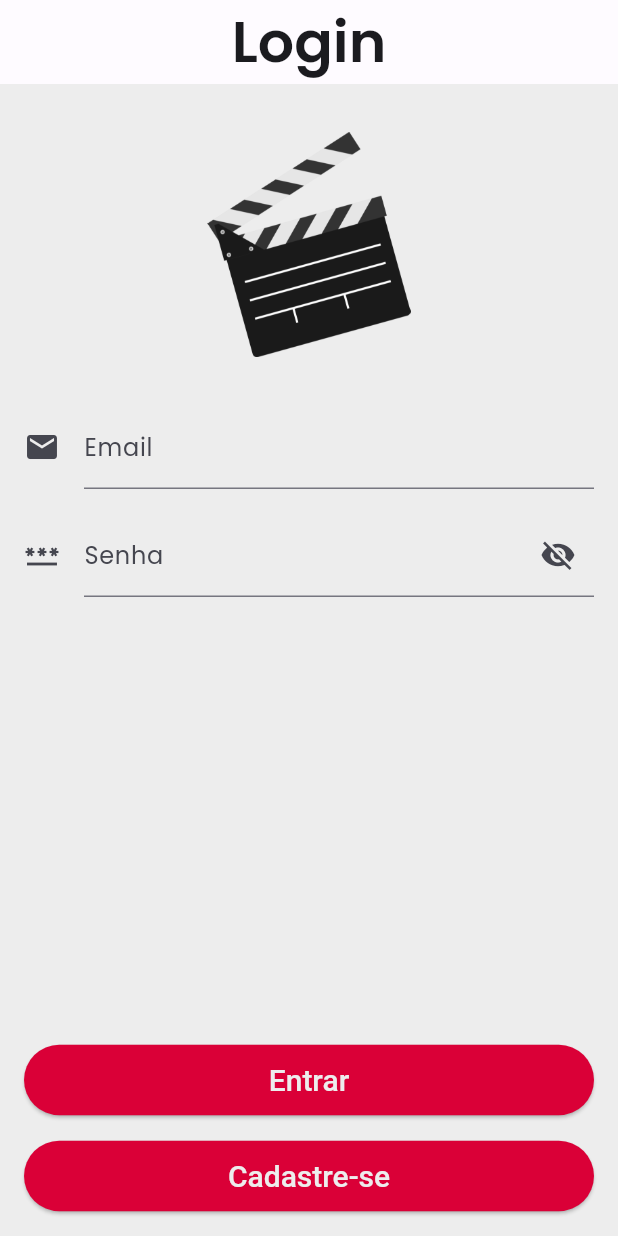
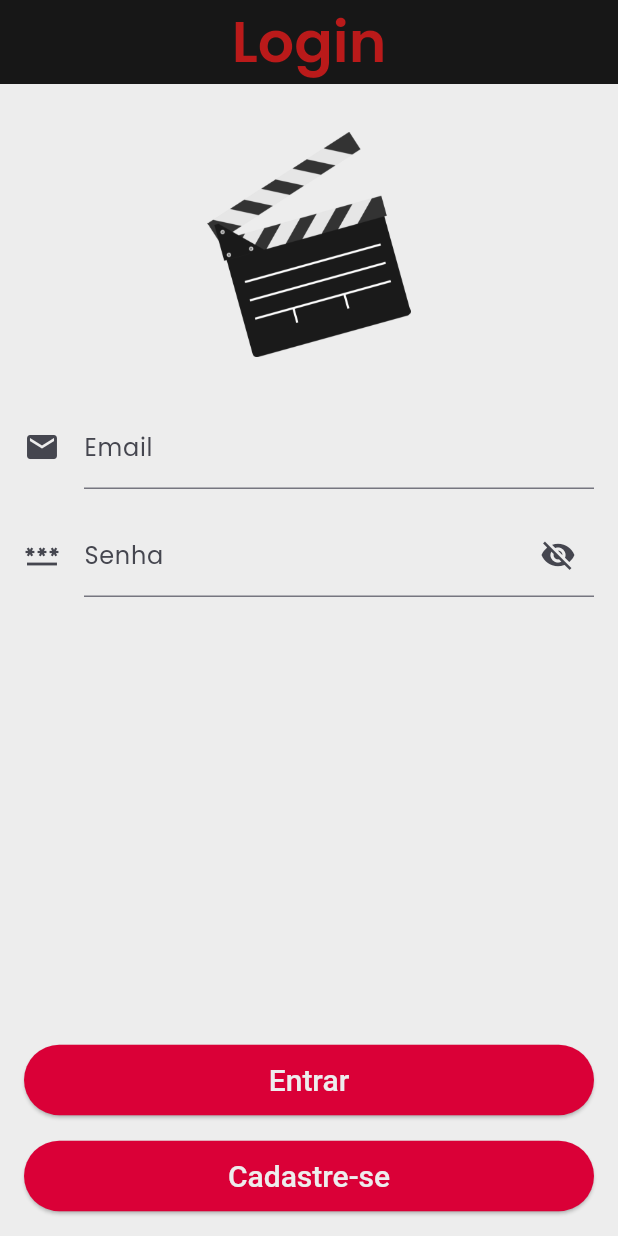
Before and after one commit to lucas-morais27/Avaliador-de-Filmes, a Flutter app: the screen it shows after launch, on a phone screen of 412 x 824 dp. Run offline on Flutter 3.47's test engine with Material 3 defaults, Android fonts, the phone set to English and light mode, and no system bars; our stand-ins replace cloud_firestore, firebase_auth, firebase_core, firebase_messaging, firebase_storage, flutter_local_notifications and 7 more; accounts and stored records are empty.

Commit message:
fix: corrigindo colorscheme (flutter 3.16)

```diff
--- a/lib/styles.dart
+++ b/lib/styles.dart
@@ -23,8 +23,8 @@ const lightColorScheme = ColorScheme(
   outline: Color(0xFF767680),
   background: Color(0xFFFFFFFF),
   onBackground: Color(0xFF1B1B1F),
-  surface: Color(0xFFFEFBFF),
-  onSurface: Color(0xFF1B1B1F),
+  surface: Color.fromRGBO(23, 23, 23, 1.0),
+  onSurface: Color(0xFFBA1A1A),
   surfaceVariant: Color(0xFFE2E1EC),
   onSurfaceVariant: Color(0xFF45464F),
   inverseSurface: Color(0xFF303034),
```
